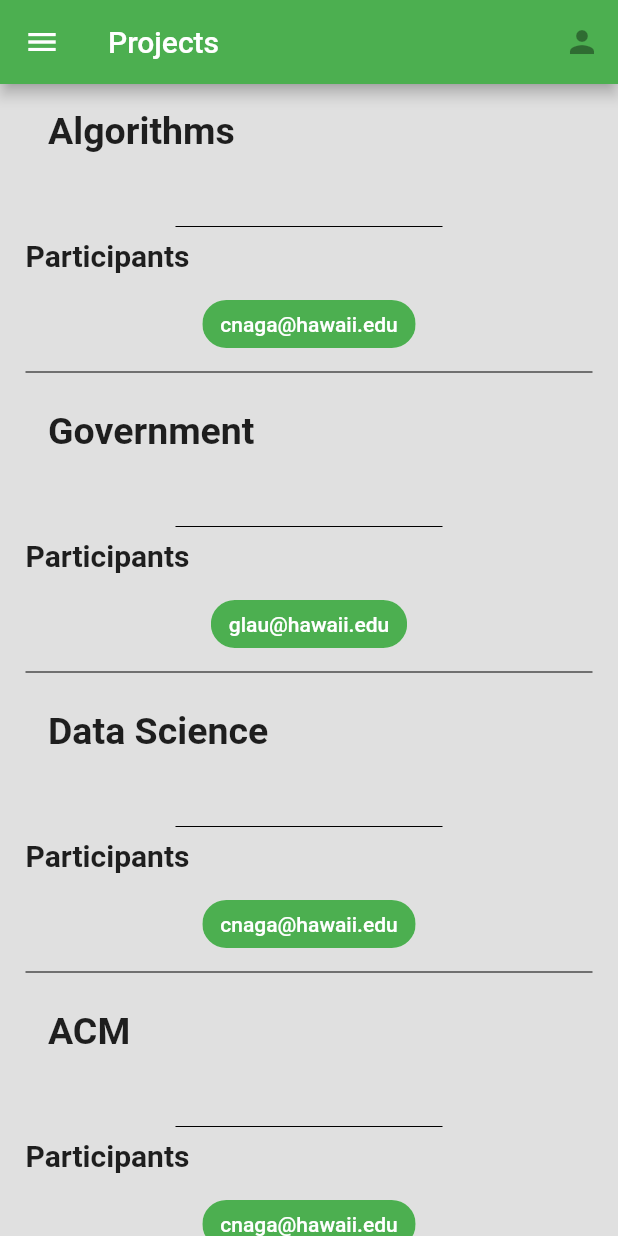
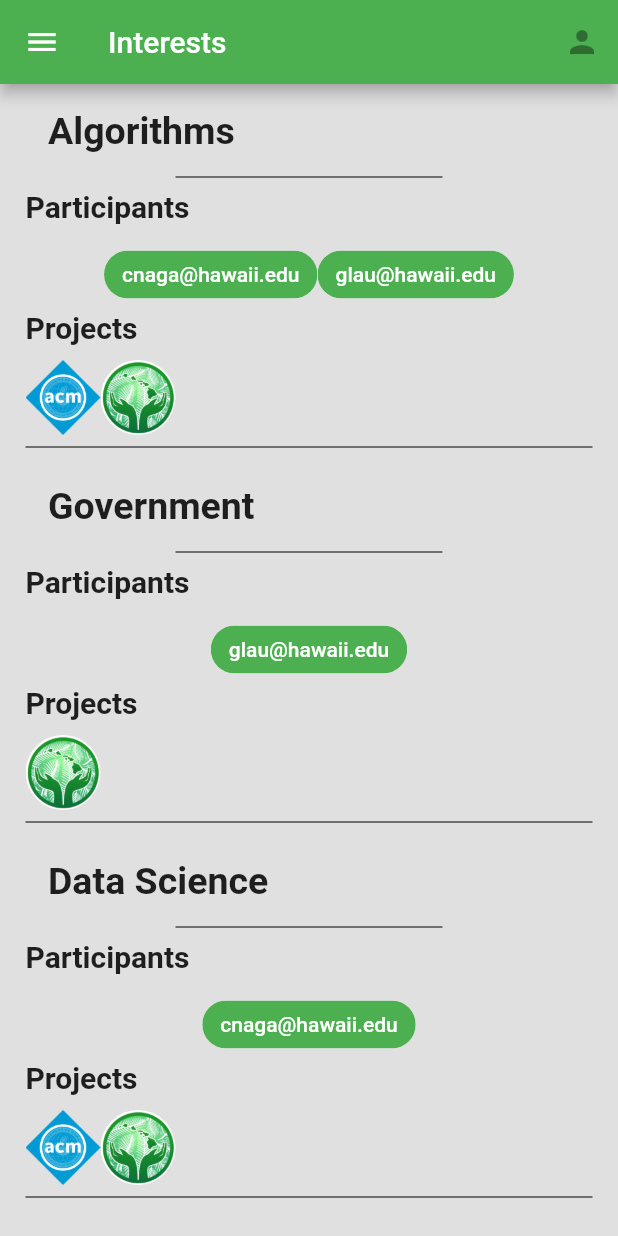
Before and after one commit to ElectricRat/SigmaAlphaSierra, a Flutter app: the InterestPage screen opened by its route, on a phone screen of 412 x 824 dp. Run offline on Flutter 3.47's test engine with Material 2 defaults, Android fonts, the phone set to English and light mode, and no system bars; our stand-ins replace cloud_firestore, firebase_core, shared_preferences; missing offline and left inert: flutter_tagging; accounts and stored records are empty.

Commit message:
Add projects to interests

```diff
--- a/lib/ui/pages/interests.dart
+++ b/lib/ui/pages/interests.dart
@@ -21,7 +21,7 @@ class _InterestPageState extends State<InterestPage> {
   Widget build(BuildContext context) {
     return Scaffold(
       appBar: AppBar(
-        title: Text('Projects'),
+        title: Text('Interests'),
         backgroundColor: Colors.green,
         actions: [
           IconButton(icon: Icon(Icons.person), onPressed: null),
@@ -36,32 +36,52 @@ class _InterestPageState extends State<InterestPage> {
             ProjectItem(
               name: 'Algorithms',
               role: 'professor',
-              participants: ['cnaga@hawaii.edu'],
+              participants: ['cnaga@hawaii.edu', 'glau@hawaii.edu'],
+              projectsImage: [
+                Image.asset('assets/acm.png'),
+                Image.asset('assets/hacc19_header2.jpg'),
+              ],
             ),
             ProjectItem(
               name: 'Government',
               role: 'professor',
               participants: ['glau@hawaii.edu',],
+              projectsImage: [
+                Image.asset('assets/hacc19_header2.jpg'),
+              ],
             ),
             ProjectItem(
               name: 'Data Science',
               role: 'professor',
               participants: ['cnaga@hawaii.edu'],
+              projectsImage: [
+                Image.asset('assets/acm.png'),
+                Image.asset('assets/hacc19_header2.jpg'),
+              ],
             ),
             ProjectItem(
               name: 'ACM',
               role: 'professor',
               participants: ['cnaga@hawaii.edu'],
+              projectsImage: [
+                Image.asset('assets/acm.png'),
+              ],
             ),
             ProjectItem(
               name: 'Cybersecurity',
               role: 'professor',
               participants: ['radington@hawaii.edu'],
+              projectsImage: [
+                Image.asset('assets/greyhats.png'),
+              ],
             ),
             ProjectItem(
               name: 'Advising',
               role: 'professor',
               participants: ['glau@hawaii.edu',],
+              projectsImage: [
+                Image.asset('assets/hacc19_header2.jpg'),
+              ],
             ),
           ],
         ),
@@ -76,11 +96,13 @@ class ProjectItem extends StatefulWidget {
     this.name = '',
     this.role = '',
     this.participants,
+    this.projectsImage,
   }) : super(key: key);
 
   final String name;
   final String role;
   final List<String> participants;
+  final List<Widget> projectsImage;
 
   @override
   _ProjectItemState createState() => _ProjectItemState();
@@ -90,11 +112,13 @@ class _ProjectItemState extends State<ProjectItem> {
 
   // internal array for dynamic stats
   List<Widget> _participantWidget;
+  List<Widget> _projectWidget;
 
   @override
   @mustCallSuper
   void initState() {
     super.initState();
+    _projectWidget = _populateProjects(widget.projectsImage);
     _populateParticipants(widget.participants);
   }
 
@@ -118,12 +142,33 @@ class _ProjectItemState extends State<ProjectItem> {
     }
   }
 
+  // fill the projects tab with images of projects
+  List<Widget> _populateProjects(List<Widget> images) {
+    List<Widget> _projects = List<Widget>();
+    int index = 0;
+    int imagesLength = images.length;
+    while (index < imagesLength && index < 7) {
+      _projects.insert(_projects.length,
+          ClipRRect(
+            borderRadius: BorderRadius.circular(30.0),
+            child: Container(
+              child: images[index],
+              height: 50.0,
+            ),
+          )
+      );
+      index++;
+    }
+
+    return _projects;
+  }
+
   @override
   Widget build(BuildContext context) {
     return Container(
       color: Colors.grey[300],
       padding: EdgeInsets.fromLTRB(17.0, 17.0, 17.0, 0),
-      height: 200,
+      height: 250,
       alignment: Alignment.center,
       child: Column(
         children: [
@@ -176,6 +221,23 @@ class _ProjectItemState extends State<ProjectItem> {
             ),
             padding: EdgeInsets.fromLTRB(0, 10.0, 0, 0),
           ),
+          Row(
+            children: [
+              Text(
+                'Projects',
+                style: TextStyle(
+                  fontWeight: FontWeight.bold,
+                  fontSize: 20,
+                ),
+              ),
+            ],
+          ),
+          Container(
+            child: Row(
+              children: _projectWidget,
+            ),
+            padding: EdgeInsets.fromLTRB(0, 10.0, 0, 0),
+          ),
           const Divider(
             color: Colors.black,
           ),
```
